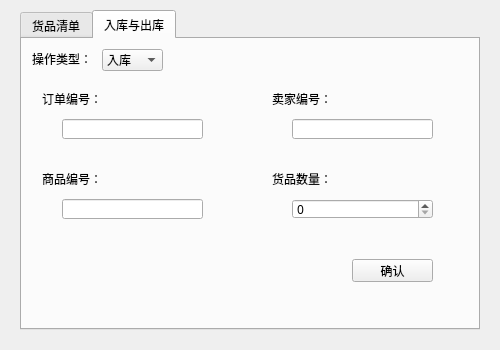
Before: the Qt Designer form storagedialog.ui in liwen123cd/curly-tribble, drawn with Qt 5.
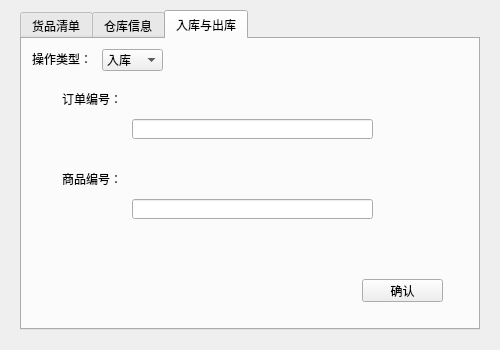
After: the same form once the commit is applied.

The edit to the form file:
```diff
--- a/storagedialog.ui
+++ b/storagedialog.ui
@@ -264,6 +264,67 @@
      </property>
     </widget>
    </widget>
+   <widget class="QWidget" name="tab_storage">
+    <attribute name="title">
+     <string>仓库信息</string>
+    </attribute>
+    <widget class="QTableView" name="tableView_sto">
+     <property name="geometry">
+      <rect>
+       <x>20</x>
+       <y>50</y>
+       <width>411</width>
+       <height>221</height>
+      </rect>
+     </property>
+     <property name="gridStyle">
+      <enum>Qt::SolidLine</enum>
+     </property>
+     <attribute name="horizontalHeaderCascadingSectionResizes">
+      <bool>false</bool>
+     </attribute>
+     <attribute name="horizontalHeaderDefaultSectionSize">
+      <number>70</number>
+     </attribute>
+     <attribute name="horizontalHeaderMinimumSectionSize">
+      <number>70</number>
+     </attribute>
+     <attribute name="verticalHeaderVisible">
+      <bool>false</bool>
+     </attribute>
+    </widget>
+    <widget class="QLabel" name="label_sto_2">
+     <property name="geometry">
+      <rect>
+       <x>20</x>
+       <y>10</y>
+       <width>111</width>
+       <height>20</height>
+      </rect>
+     </property>
+     <property name="font">
+      <font>
+       <family>微软雅黑</family>
+      </font>
+     </property>
+     <property name="text">
+      <string>各仓库信息如下：</string>
+     </property>
+    </widget>
+    <widget class="QPushButton" name="pushBtn_refresh">
+     <property name="geometry">
+      <rect>
+       <x>390</x>
+       <y>10</y>
+       <width>41</width>
+       <height>23</height>
+      </rect>
+     </property>
+     <property name="text">
+      <string>刷新</string>
+     </property>
+    </widget>
+   </widget>
    <widget class="QWidget" name="tab_confirm">
     <attribute name="title">
      <string>入库与出库</string>
@@ -271,9 +332,9 @@
     <widget class="QLabel" name="label_order">
      <property name="geometry">
       <rect>
-       <x>20</x>
+       <x>40</x>
        <y>50</y>
-       <width>91</width>
+       <width>61</width>
        <height>20</height>
       </rect>
      </property>
@@ -289,9 +350,9 @@
     <widget class="QLineEdit" name="lineEdit_record">
      <property name="geometry">
       <rect>
-       <x>40</x>
+       <x>110</x>
        <y>80</y>
-       <width>141</width>
+       <width>241</width>
        <height>20</height>
       </rect>
      </property>
@@ -299,7 +360,7 @@
     <widget class="QLabel" name="label_product">
      <property name="geometry">
       <rect>
-       <x>20</x>
+       <x>40</x>
        <y>130</y>
        <width>61</width>
        <height>20</height>
@@ -317,9 +378,9 @@
     <widget class="QLineEdit" name="lineEdit_product">
      <property name="geometry">
       <rect>
-       <x>40</x>
+       <x>110</x>
        <y>160</y>
-       <width>141</width>
+       <width>241</width>
        <height>20</height>
       </rect>
      </property>
@@ -327,8 +388,8 @@
     <widget class="QPushButton" name="pushBtn_confirm">
      <property name="geometry">
       <rect>
-       <x>330</x>
-       <y>220</y>
+       <x>340</x>
+       <y>240</y>
        <width>81</width>
        <height>23</height>
       </rect>
@@ -396,62 +457,6 @@
       <string>操作类型：</string>
      </property>
     </widget>
-    <widget class="QLabel" name="label_seller">
-     <property name="geometry">
-      <rect>
-       <x>250</x>
-       <y>50</y>
-       <width>61</width>
-       <height>20</height>
-      </rect>
-     </property>
-     <property name="font">
-      <font>
-       <family>微软雅黑</family>
-      </font>
-     </property>
-     <property name="text">
-      <string>卖家编号：</string>
-     </property>
-    </widget>
-    <widget class="QLineEdit" name="lineEdit_seller">
-     <property name="geometry">
-      <rect>
-       <x>270</x>
-       <y>80</y>
-       <width>141</width>
-       <height>20</height>
-      </rect>
-     </property>
-    </widget>
-    <widget class="QLabel" name="label_amount">
-     <property name="geometry">
-      <rect>
-       <x>250</x>
-       <y>130</y>
-       <width>61</width>
-       <height>20</height>
-      </rect>
-     </property>
-     <property name="font">
-      <font>
-       <family>微软雅黑</family>
-      </font>
-     </property>
-     <property name="text">
-      <string>货品数量：</string>
-     </property>
-    </widget>
-    <widget class="QSpinBox" name="spinBox_amount">
-     <property name="geometry">
-      <rect>
-       <x>270</x>
-       <y>160</y>
-       <width>141</width>
-       <height>20</height>
-      </rect>
-     </property>
-    </widget>
    </widget>
   </widget>
  </widget>
```
Left out of the diff: 2 changed lines with no effect on the pictures.
